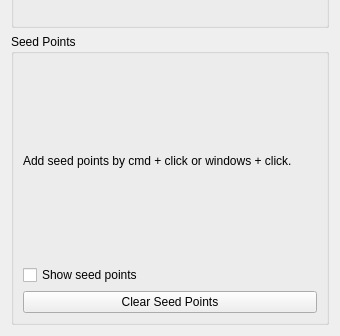
This is smoke/view/streamlinestab.ui in bvanloon/Scientific-Visualization as Qt 5 draws it before an edit; both pictures show x 0 to 340 and y 571 to 907 of the 340 by 907 pixel window. The edited form follows.
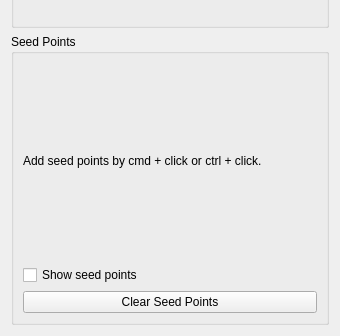
This is the edited form. Custom widgets are drawn as their Qt base class.

Commit message: Fixed the description of setting seedpoints.

The edit to the form file:
```diff
--- a/smoke/view/streamlinestab.ui
+++ b/smoke/view/streamlinestab.ui
@@ -105,7 +105,7 @@
       <item>
        <widget class="QLabel" name="seedPointsExplanationLabel">
         <property name="text">
-         <string>Add seed points by cmd + click or windows + click.</string>
+         <string>Add seed points by cmd + click or ctrl + click.</string>
         </property>
         <property name="wordWrap">
          <bool>true</bool>
```
